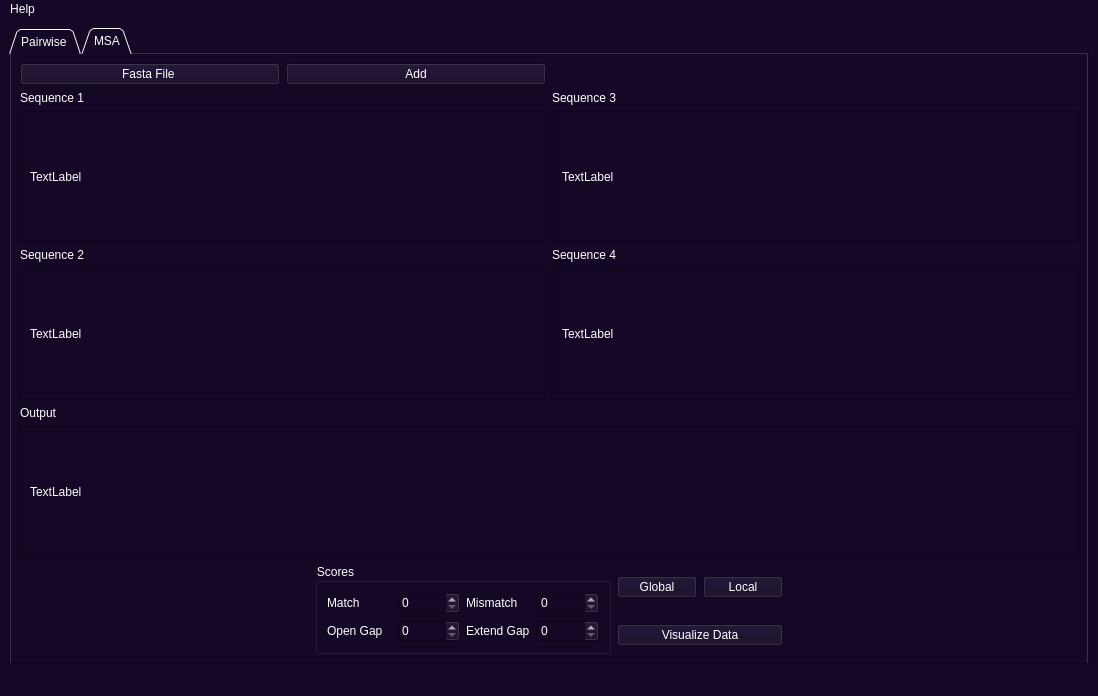
ReemYasser2/Sequence-Alignment-project-, file data/mainwindow.ui: the form before one commit.
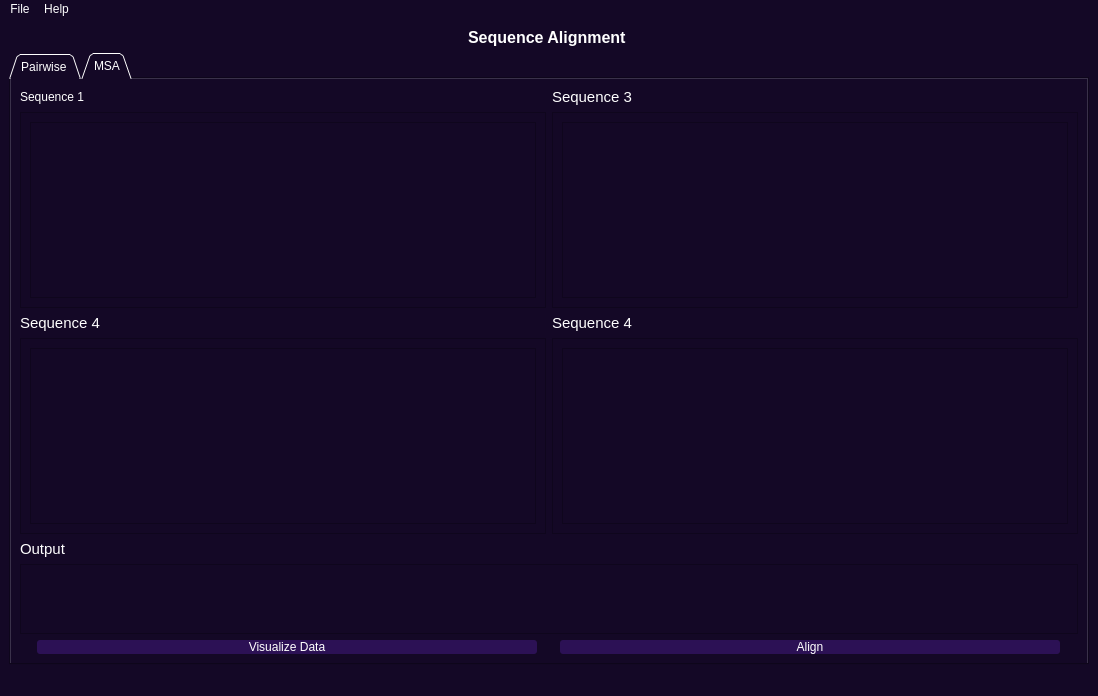
The form after the commit. The open tabs and pages were chosen to show the change. Icons and pictures are not drawn.

Patch:
```diff
--- a/data/mainwindow.ui
+++ b/data/mainwindow.ui
@@ -16,15 +16,28 @@
   <property name="styleSheet">
    <string notr="true">background-color: rgb(27, 30, 54);
 color: rgb(255, 255, 255);
-background-color: rgb(20, 8, 38);</string>
+background-color:#140826</string>
   </property>
   <widget class="QWidget" name="centralwidget">
    <layout class="QGridLayout" name="gridLayout">
-    <item row="0" column="0">
+    <item row="1" column="0">
      <widget class="QTabWidget" name="tabWidget">
       <property name="enabled">
        <bool>true</bool>
       </property>
+      <property name="font">
+       <font>
+        <family>MS Shell Dlg 2</family>
+        <pointsize>9</pointsize>
+        <weight>50</weight>
+        <italic>false</italic>
+        <bold>false</bold>
+       </font>
+      </property>
+      <property name="styleSheet">
+       <string notr="true">
+font: 9pt &quot;MS Shell Dlg 2&quot;;</string>
+      </property>
       <property name="tabShape">
        <enum>QTabWidget::Triangular</enum>
       </property>
@@ -107,9 +120,15 @@
                </property>
                <layout class="QGridLayout" name="gridLayout_2">
                 <item row="0" column="0">
-                 <widget class="QLabel" name="label">
-                  <property name="text">
-                   <string>TextLabel</string>
+                 <widget class="QTextEdit" name="pairwise_seq1_in_line">
+                  <property name="font">
+                   <font>
+                    <family>MS Shell Dlg 2</family>
+                    <pointsize>9</pointsize>
+                    <weight>50</weight>
+                    <italic>false</italic>
+                    <bold>false</bold>
+                   </font>
                   </property>
                  </widget>
                 </item>
@@ -153,9 +172,21 @@
              </property>
              <layout class="QGridLayout" name="gridLayout_4">
               <item row="0" column="0">
-               <widget class="QLabel" name="label_3">
+               <widget class="QLabel" name="pairwise_output_line">
+                <property name="font">
+                 <font>
+                  <family>MS Shell Dlg 2</family>
+                  <pointsize>10</pointsize>
+                  <weight>50</weight>
+                  <italic>false</italic>
+                  <bold>false</bold>
+                 </font>
+                </property>
+                <property name="styleSheet">
+                 <string notr="true">font: 10pt &quot;MS Shell Dlg 2&quot;;</string>
+                </property>
                 <property name="text">
-                 <string>TextLabel</string>
+                 <string>&lt;html&gt;&lt;head/&gt;&lt;body&gt;&lt;p&gt;&lt;br/&gt;&lt;/p&gt;&lt;p&gt;&lt;br/&gt;&lt;/p&gt;&lt;/body&gt;&lt;/html&gt;</string>
                 </property>
                </widget>
               </item>
@@ -242,12 +273,9 @@
                 <widget class="QSpinBox" name="spinBox"/>
                </item>
                <item row="0" column="3">
-                <widget class="QSpinBox" name="spinBox_2"/>
-               </item>
-               <item row="2" column="2">
-                <widget class="QLabel" name="label_7">
-                 <property name="text">
-                  <string>Extend Gap</string>
+                <widget class="QSpinBox" name="pair_mismatch_input">
+                 <property name="minimum">
+                  <number>-99</number>
                  </property>
                 </widget>
                </item>
@@ -296,32 +324,76 @@
        <layout class="QGridLayout" name="gridLayout_19">
         <item row="0" column="0">
          <layout class="QGridLayout" name="gridLayout_11">
-          <item row="0" column="0">
-           <layout class="QGridLayout" name="gridLayout_12">
-            <item row="0" column="0">
-             <widget class="QPushButton" name="pushButton_6">
-              <property name="text">
-               <string>Fasta File </string>
-              </property>
-             </widget>
-            </item>
-            <item row="0" column="1">
-             <widget class="QPushButton" name="pushButton_7">
-              <property name="text">
-               <string>Add</string>
-              </property>
-             </widget>
-            </item>
-           </layout>
-          </item>
           <item row="1" column="0">
-           <widget class="QLabel" name="label_16">
+           <layout class="QHBoxLayout" name="horizontalLayout_3"/>
+          </item>
+          <item row="15" column="0" colspan="2">
+           <widget class="QScrollArea" name="scrollArea_6">
+            <property name="widgetResizable">
+             <bool>true</bool>
+            </property>
+            <widget class="QWidget" name="scrollAreaWidgetContents_7">
+             <property name="geometry">
+              <rect>
+               <x>0</x>
+               <y>0</y>
+               <width>1044</width>
+               <height>85</height>
+              </rect>
+             </property>
+             <layout class="QGridLayout" name="gridLayout_16">
+              <item row="0" column="0">
+               <widget class="QLabel" name="msa_output_line">
+                <property name="styleSheet">
+                 <string notr="true">font: 10pt &quot;MS Shell Dlg 2&quot;;</string>
+                </property>
+                <property name="text">
+                 <string/>
+                </property>
+               </widget>
+              </item>
+             </layout>
+            </widget>
+           </widget>
+          </item>
+          <item row="14" column="0" colspan="2">
+           <widget class="QLabel" name="label_11">
             <property name="text">
-             <string>Sequence 1</string>
+             <string>&lt;html&gt;&lt;head/&gt;&lt;body&gt;&lt;p&gt;&lt;span style=&quot; font-size:11pt;&quot;&gt;Output&lt;/span&gt;&lt;/p&gt;&lt;/body&gt;&lt;/html&gt;</string>
             </property>
            </widget>
           </item>
-          <item row="2" column="0">
+          <item row="9" column="1">
+           <widget class="QScrollArea" name="scrollArea_7">
+            <property name="widgetResizable">
+             <bool>true</bool>
+            </property>
+            <widget class="QWidget" name="scrollAreaWidgetContents_8">
+             <property name="geometry">
+              <rect>
+               <x>0</x>
+               <y>0</y>
+               <width>517</width>
+               <height>150</height>
+              </rect>
+             </property>
+             <layout class="QGridLayout" name="gridLayout_21">
+              <item row="0" column="0">
+               <widget class="QTextEdit" name="msa_seq4_in_line">
+                <property name="styleSheet">
+                 <string notr="true">font: 10pt &quot;MS Shell Dlg 2&quot;;
+</string>
+                </property>
+               </widget>
+              </item>
+             </layout>
+            </widget>
+           </widget>
+          </item>
+          <item row="0" column="0">
+           <layout class="QGridLayout" name="gridLayout_12"/>
+          </item>
+          <item row="7" column="0">
            <widget class="QScrollArea" name="scrollArea_4">
             <property name="widgetResizable">
              <bool>true</bool>
@@ -332,14 +404,14 @@
                <x>0</x>
                <y>0</y>
                <width>518</width>
-               <height>117</height>
+               <height>150</height>
               </rect>
              </property>
              <layout class="QGridLayout" name="gridLayout_14">
               <item row="0" column="0">
-               <widget class="QLabel" name="label_13">
-                <property name="text">
-                 <string>TextLabel</string>
+               <widget class="QTextEdit" name="msa_seq1_in_line">
+                <property name="styleSheet">
+                 <string notr="true">font: 10pt &quot;MS Shell Dlg 2&quot;;</string>
                 </property>
                </widget>
               </item>
@@ -347,14 +419,7 @@
             </widget>
            </widget>
           </item>
-          <item row="3" column="0">
-           <widget class="QLabel" name="label_12">
-            <property name="text">
-             <string>Sequence 2</string>
-            </property>
-           </widget>
-          </item>
-          <item row="4" column="0">
+          <item row="9" column="0">
            <widget class="QScrollArea" name="scrollArea_5">
             <property name="widgetResizable">
              <bool>true</bool>
@@ -365,14 +430,14 @@
                <x>0</x>
                <y>0</y>
                <width>518</width>
-               <height>118</height>
+               <height>150</height>
               </rect>
              </property>
              <layout class="QGridLayout" name="gridLayout_15">
               <item row="0" column="0">
-               <widget class="QLabel" name="label_14">
-                <property name="text">
-                 <string>TextLabel</string>
+               <widget class="QTextEdit" name="msa_seq2_in_line">
+                <property name="styleSheet">
+                 <string notr="true">font: 10pt &quot;MS Shell Dlg 2&quot;;</string>
                 </property>
                </widget>
               </item>
@@ -380,14 +445,7 @@
             </widget>
            </widget>
           </item>
-          <item row="1" column="1">
-           <widget class="QLabel" name="label_21">
-            <property name="text">
-             <string>Sequence 3</string>
-            </property>
-           </widget>
-          </item>
-          <item row="2" column="1">
+          <item row="7" column="1">
            <widget class="QScrollArea" name="scrollArea_8">
             <property name="widgetResizable">
              <bool>true</bool>
@@ -398,14 +456,14 @@
                <x>0</x>
                <y>0</y>
                <width>517</width>
-               <height>117</height>
+               <height>150</height>
               </rect>
              </property>
              <layout class="QGridLayout" name="gridLayout_20">
               <item row="0" column="0">
-               <widget class="QLabel" name="label_24">
-                <property name="text">
-                 <string>TextLabel</string>
+               <widget class="QTextEdit" name="msa_seq3_in_line">
+                <property name="styleSheet">
+                 <string notr="true">font: 10pt &quot;MS Shell Dlg 2&quot;;</string>
                 </property>
                </widget>
               </item>
@@ -413,69 +471,34 @@
             </widget>
            </widget>
           </item>
+          <item row="3" column="0">
+           <widget class="QLabel" name="label">
+            <property name="styleSheet">
+             <string notr="true">font: 11pt &quot;MS Shell Dlg 2&quot;;</string>
+            </property>
+            <property name="text">
+             <string>Sequence 1</string>
+            </property>
+           </widget>
+          </item>
           <item row="3" column="1">
-           <widget class="QLabel" name="label_22">
+           <widget class="QLabel" name="label_3">
             <property name="text">
-             <string>Sequence 4</string>
+             <string>&lt;html&gt;&lt;head/&gt;&lt;body&gt;&lt;p&gt;&lt;span style=&quot; font-size:11pt;&quot;&gt;Sequence 3&lt;/span&gt;&lt;/p&gt;&lt;/body&gt;&lt;/html&gt;</string>
             </property>
            </widget>
           </item>
-          <item row="4" column="1">
-           <widget class="QScrollArea" name="scrollArea_7">
-            <property name="widgetResizable">
-             <bool>true</bool>
+          <item row="8" column="0">
+           <widget class="QLabel" name="label_7">
+            <property name="text">
+             <string>&lt;html&gt;&lt;head/&gt;&lt;body&gt;&lt;p&gt;&lt;span style=&quot; font-size:11pt;&quot;&gt;Sequence 4&lt;/span&gt;&lt;/p&gt;&lt;/body&gt;&lt;/html&gt;</string>
             </property>
-            <widget class="QWidget" name="scrollAreaWidgetContents_8">
-             <property name="geometry">
-              <rect>
-               <x>0</x>
-               <y>0</y>
-               <width>517</width>
-               <height>118</height>
-              </rect>
-             </property>
-             <layout class="QGridLayout" name="gridLayout_21">
-              <item row="0" column="0">
-               <widget class="QLabel" name="label_23">
-                <property name="text">
-                 <string>TextLabel</string>
-                </property>
-               </widget>
-              </item>
-             </layout>
-            </widget>
            </widget>
           </item>
-          <item row="10" column="0" colspan="2">
-           <widget class="QScrollArea" name="scrollArea_6">
-            <property name="widgetResizable">
-             <bool>true</bool>
-            </property>
-            <widget class="QWidget" name="scrollAreaWidgetContents_7">
-             <property name="geometry">
-              <rect>
-               <x>0</x>
-               <y>0</y>
-               <width>1044</width>
-               <height>117</height>
-              </rect>
-             </property>
-             <layout class="QGridLayout" name="gridLayout_16">
-              <item row="0" column="0">
-               <widget class="QLabel" name="label_15">
-                <property name="text">
-                 <string>TextLabel</string>
-                </property>
-               </widget>
-              </item>
-             </layout>
-            </widget>
-           </widget>
-          </item>
-          <item row="9" column="0" colspan="2">
-           <widget class="QLabel" name="label_11">
+          <item row="8" column="1">
+           <widget class="QLabel" name="label_12">
             <property name="text">
-             <string>Output</string>
+             <string>&lt;html&gt;&lt;head/&gt;&lt;body&gt;&lt;p&gt;&lt;span style=&quot; font-size:11pt;&quot;&gt;Sequence 4&lt;/span&gt;&lt;/p&gt;&lt;/body&gt;&lt;/html&gt;</string>
             </property>
            </widget>
           </item>
@@ -483,117 +506,64 @@
         </item>
         <item row="1" column="0">
          <layout class="QGridLayout" name="gridLayout_13">
-          <item row="1" column="2" colspan="2">
-           <widget class="QPushButton" name="pushButton_10">
-            <property name="text">
-             <string>Visualize Data</string>
-            </property>
-           </widget>
-          </item>
           <item row="0" column="2">
-           <widget class="QPushButton" name="pushButton_8">
-            <property name="text">
-             <string>Global</string>
+           <widget class="QPushButton" name="align_msa_button">
+            <property name="maximumSize">
+             <size>
+              <width>500</width>
+              <height>100</height>
+             </size>
             </property>
-            <property name="checkable">
-             <bool>true</bool>
+            <property name="styleSheet">
+             <string notr="true">QPushButton {
+    border-radius: 3px;
+    background-color:#2c1155;
+    font: 12pt &quot;MS Shell Dlg 2&quot;;
+    }
+
+QPushButton:hover {
+    background-color:#6e2ad5
+    }
+
+</string>
             </property>
-           </widget>
-          </item>
-          <item row="0" column="3">
-           <widget class="QPushButton" name="pushButton_9">
             <property name="text">
-             <string>Local</string>
+             <string>Align</string>
             </property>
             <property name="checkable">
              <bool>true</bool>
             </property>
            </widget>
           </item>
-          <item row="0" column="1" rowspan="2">
-           <widget class="QGroupBox" name="groupBox_2">
-            <property name="sizePolicy">
-             <sizepolicy hsizetype="MinimumExpanding" vsizetype="Preferred">
-              <horstretch>0</horstretch>
-              <verstretch>0</verstretch>
-             </sizepolicy>
-            </property>
-            <property name="title">
-             <string>Scores</string>
-            </property>
-            <layout class="QGridLayout" name="gridLayout_17">
-             <item row="0" column="0">
-              <layout class="QGridLayout" name="gridLayout_18">
-               <item row="0" column="0">
-                <widget class="QLabel" name="label_17">
-                 <property name="text">
-                  <string>Match</string>
-                 </property>
-                </widget>
-               </item>
-               <item row="2" column="0">
-                <widget class="QLabel" name="label_19">
-                 <property name="text">
-                  <string>Open Gap</string>
-                 </property>
-                </widget>
-               </item>
-               <item row="0" column="1">
-                <widget class="QSpinBox" name="spinBox_5"/>
-               </item>
-               <item row="0" column="2">
-                <widget class="QLabel" name="label_18">
-                 <property name="text">
-                  <string>Mismatch</string>
-                 </property>
-                </widget>
-               </item>
-               <item row="2" column="1">
-                <widget class="QSpinBox" name="spinBox_7"/>
-               </item>
-               <item row="0" column="3">
-                <widget class="QSpinBox" name="spinBox_6"/>
-               </item>
-               <item row="2" column="2">
-                <widget class="QLabel" name="label_20">
-                 <property name="text">
-                  <string>Extend Gap</string>
-                 </property>
-                </widget>
-               </item>
-               <item row="2" column="3">
-                <widget class="QSpinBox" name="spinBox_8"/>
-               </item>
-              </layout>
-             </item>
-            </layout>
-           </widget>
-          </item>
-          <item row="0" column="0" rowspan="2">
-           <spacer name="horizontalSpacer_2">
-            <property name="orientation">
-             <enum>Qt::Horizontal</enum>
-            </property>
-            <property name="sizeHint" stdset="0">
+          <item row="0" column="0">
+           <widget class="QPushButton" name="visualize_msa_data_button">
+            <property name="maximumSize">
              <size>
-              <width>40</width>
-              <height>20</height>
+              <width>500</width>
+              <height>100</height>
              </size>
             </property>
-           </spacer>
-          </item>
-          <item row="0" column="4" rowspan="2">
-           <spacer name="horizontalSpacer_3">
-            <property name="orientation">
-             <enum>Qt::Horizontal</enum>
+            <property name="styleSheet">
+             <string notr="true">QPushButton {
+    border-radius: 3px;
+    background-color:#2c1155;
+    font: 12pt &quot;MS Shell Dlg 2&quot;;
+    }
+
+QPushButton:hover {
+    background-color:#6e2ad5
+    }
+
+</string>
             </property>
-            <property name="sizeHint" stdset="0">
-             <size>
-              <width>40</width>
-              <height>20</height>
-             </size>
+            <property name="text">
+             <string>Visualize Data</string>
             </property>
-           </spacer>
+            <property name="icon">
+             <iconset>
+              <normaloff>data/icons/Real-Time-256.png</normaloff>data/icons/Real-Time-256.png</iconset>
+            </property>
+           </widget>
           </item>
          </layout>
         </item>
@@ -601,6 +571,13 @@
       </widget>
      </widget>
     </item>
+    <item row="0" column="0">
+     <widget class="QLabel" name="label_2">
+      <property name="text">
+       <string>&lt;html&gt;&lt;head/&gt;&lt;body&gt;&lt;p align=&quot;center&quot;&gt;&lt;span style=&quot; font-size:12pt; font-weight:600;&quot;&gt;Sequence Alignment &lt;/span&gt;&lt;/p&gt;&lt;/body&gt;&lt;/html&gt;</string>
+      </property>
+     </widget>
+    </item>
    </layout>
   </widget>
   <widget class="QMenuBar" name="menubar">
@@ -614,10 +591,17 @@
    </property>
    <widget class="QMenu" name="menuHelp">
     <property name="title">
+     <string>File</string>
+    </property>
+    <addaction name="actionOpen_Fasta"/>
+   </widget>
+   <widget class="QMenu" name="menuHelp_2">
+    <property name="title">
      <string>Help</string>
     </property>
    </widget>
    <addaction name="menuHelp"/>
+   <addaction name="menuHelp_2"/>
   </widget>
   <widget class="QStatusBar" name="statusbar"/>
  </widget>
```
Left out of the diff: 233 changed lines with no effect on the pictures.
